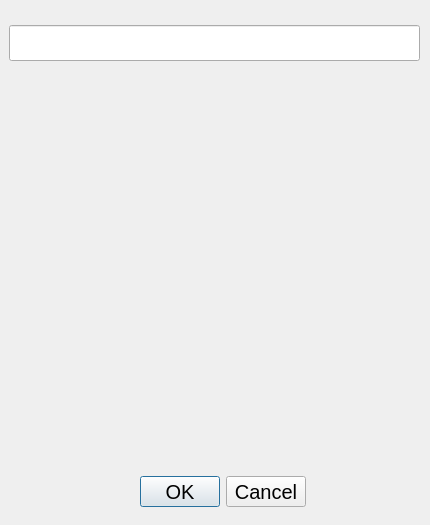
StokeDude18/m_monitron, file m_monitron_0_0/numpad.ui: the form before one commit.
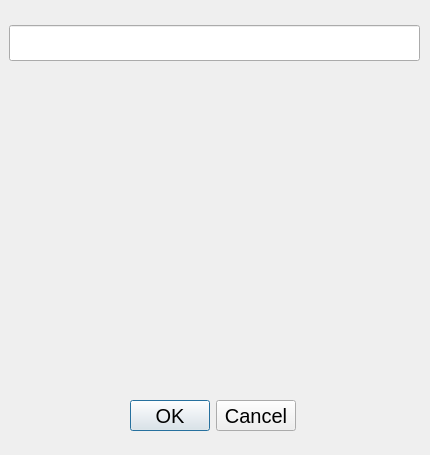
The form after the commit.

Commit message: Redimensionnement du numpad

```diff
--- a/m_monitron_0_0/numpad.ui
+++ b/m_monitron_0_0/numpad.ui
@@ -7,7 +7,7 @@
     <x>0</x>
     <y>0</y>
     <width>430</width>
-    <height>525</height>
+    <height>455</height>
    </rect>
   </property>
   <property name="windowTitle">
@@ -19,7 +19,7 @@
      <x>0</x>
      <y>75</y>
      <width>426</width>
-     <height>386</height>
+     <height>311</height>
     </rect>
    </property>
    <layout class="QVBoxLayout" name="VL">
@@ -43,9 +43,9 @@
   <widget class="QDialogButtonBox" name="buttonBox">
    <property name="geometry">
     <rect>
-     <x>120</x>
-     <y>476</y>
-     <width>186</width>
+     <x>125</x>
+     <y>400</y>
+     <width>171</width>
      <height>31</height>
     </rect>
    </property>
```
The commit also changes 3 other files.
